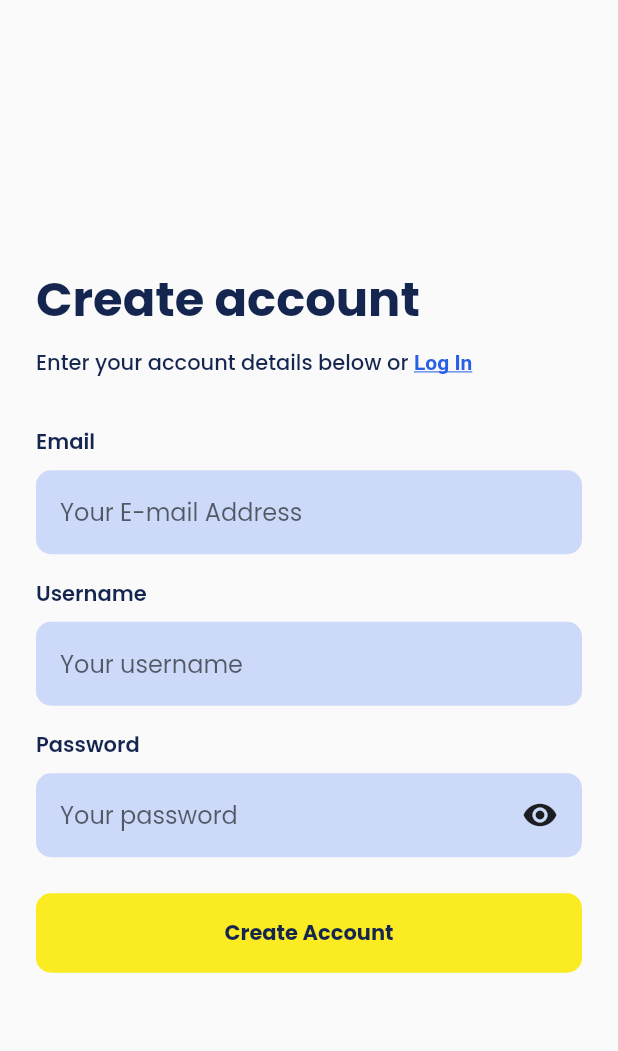
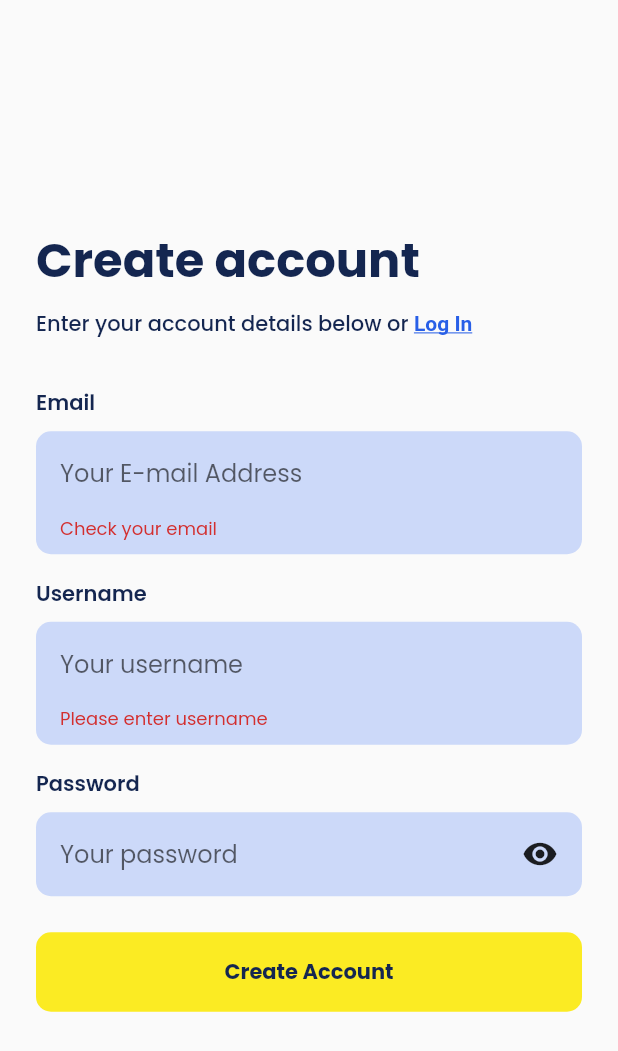
Before and after one commit to yashagozwan/discussin-mobile, a Flutter app: the SignUpScreen screen opened directly, after a tap on "Create Account", on a phone screen of 412 x 824 dp. Shown: the top 1051 px of the screen. Run offline on Flutter 3.47's test engine with Material 2 defaults, Android fonts, the phone set to English and light mode, and no system bars; our stand-ins replace flutter_riverpod, fluttertoast.

Commit message:
add validator in signup

```diff
--- a/lib/src/screen/sign_in/widget/text_field_password.dart
+++ b/lib/src/screen/sign_in/widget/text_field_password.dart
@@ -3,11 +3,13 @@ import 'package:flutter/material.dart';
 class TextFieldPassword extends StatefulWidget {
   final TextEditingController? controller;
   final String? hintText;
+  final String? Function(String? value)? validator;
 
   const TextFieldPassword({
     super.key,
     this.controller,
     this.hintText,
+    this.validator
   });
 
   @override
--- a/lib/src/screen/sign_up/sign_up_screen.dart
+++ b/lib/src/screen/sign_up/sign_up_screen.dart
@@ -4,6 +4,7 @@ import 'package:discussin_mobile/src/widget/text_pro.dart';
 import 'package:flutter/gestures.dart';
 import 'package:flutter/material.dart';
 import 'package:flutter_riverpod/flutter_riverpod.dart';
+import 'package:fluttertoast/fluttertoast.dart';
 
 class SignUpScreen extends ConsumerStatefulWidget {
   const SignUpScreen({super.key});
@@ -26,11 +27,13 @@ class _SignUpScreenState extends ConsumerState<SignUpScreen> {
     _emailController.dispose();
     _passwordController.dispose();
   }
+  final _formKey = GlobalKey<FormState>();
 
   @override
   Widget build(BuildContext context) {
     return Scaffold(
       body: Form(
+        key: _formKey,
         child: Center(
           child: SingleChildScrollView(
             padding: const EdgeInsets.all(24),
@@ -101,6 +104,7 @@ class _SignUpScreenState extends ConsumerState<SignUpScreen> {
         TextFormFieldPro(
           controller: _emailController,
           hintText: 'Your E-mail Address',
+          validator: (input) => input!.isValidEmail() ? null : "Check your email",
         ),
         const SizedBox(height: 16),
         const TextPro(
@@ -111,6 +115,12 @@ class _SignUpScreenState extends ConsumerState<SignUpScreen> {
         TextFormFieldPro(
           controller: _usernameController,
           hintText: 'Your username',
+          validator: (value) {
+            if (value == null || value.isEmpty) {
+              return 'Please enter username';
+            }
+            return null;
+          },
         ),
         const SizedBox(height: 16),
         const TextPro(
@@ -121,10 +131,22 @@ class _SignUpScreenState extends ConsumerState<SignUpScreen> {
         TextFieldPassword(
           controller: _passwordController,
           hintText: 'Your password',
+          validator: (value) {
+            if (value == null || value.isEmpty) {
+              return 'Please enter username';
+            }
+            return null;
+          },
         ),
         const SizedBox(height: 24),
         ElevatedButton(
-          onPressed: () {},
+          onPressed: () {
+            if (_formKey.currentState!.validate()) {
+                  ScaffoldMessenger.of(context).showSnackBar(
+                    const SnackBar(content: Text('Processing Data')),
+                  );
+                }
+          },
           style: ElevatedButton.styleFrom(
             backgroundColor: const Color(0xffFBEB23),
             foregroundColor: Colors.black54,
@@ -144,3 +166,11 @@ class _SignUpScreenState extends ConsumerState<SignUpScreen> {
     );
   }
 }
+
+extension EmailValidator on String {
+  bool isValidEmail() {
+    return RegExp(
+            r'^(([^<>()[\]\\.,;:\s@\"]+(\.[^<>()[\]\\.,;:\s@\"]+)*)|(\".+\"))@((\[[0-9]{1,3}\.[0-9]{1,3}\.[0-9]{1,3}\.[0-9]{1,3}\])|(([a-zA-Z\-0-9]+\.)+[a-zA-Z]{2,}))$')
+        .hasMatch(this);
+  }
+}
--- a/lib/src/screen/sign_up/widget/text_field_password.dart
+++ b/lib/src/screen/sign_up/widget/text_field_password.dart
@@ -3,11 +3,12 @@ import 'package:flutter/material.dart';
 class TextFieldPassword extends StatefulWidget {
   final TextEditingController? controller;
   final String? hintText;
-
+  final String? Function(String? value)? validator;
   const TextFieldPassword({
     super.key,
     this.controller,
     this.hintText,
+    this.validator
   });
 
   @override
@@ -39,6 +40,7 @@ class _TextFieldPasswordState extends State<TextFieldPassword> {
                 isDense: true,
                 hintText: widget.hintText,
               ),
+              validator: validator,
             ),
           ),
           const SizedBox(width: 8),
@@ -50,4 +52,7 @@ class _TextFieldPasswordState extends State<TextFieldPassword> {
       ),
     );
   }
+
+  String? validator(String? value) {
+  }
 }
--- a/pubspec.yaml
+++ b/pubspec.yaml
@@ -38,6 +38,7 @@ dependencies:
   cupertino_icons: ^1.0.2
   flutter_riverpod: ^2.1.1
   shared_preferences: ^2.0.15
+  fluttertoast: ^8.1.1
 
 dev_dependencies:
   flutter_test:
```
Also changed, not shown: pubspec.lock.
